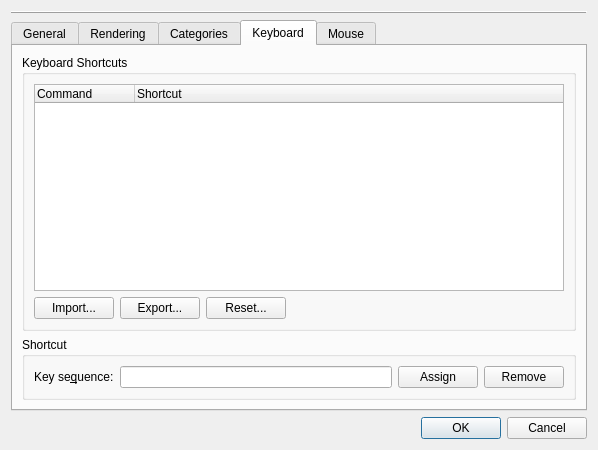
Above: qt/lc_qpreferencesdialog.ui from leozide/leocad before the change. Below: the same form after it.
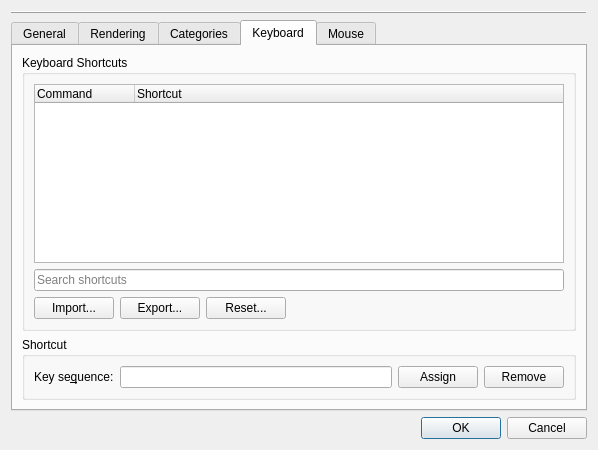
That is the form after the change. The open tabs and pages were chosen to show the change. Icons and pictures are not drawn.

Commit message: Added keyboard shortcut filter. Fixes #338.

Diff of the .ui file:
```diff
--- a/qt/lc_qpreferencesdialog.ui
+++ b/qt/lc_qpreferencesdialog.ui
@@ -683,7 +683,7 @@
               <item>
                <widget class="QTreeWidget" name="commandList">
                 <property name="rootIsDecorated">
-                 <bool>false</bool>
+                 <bool>true</bool>
                 </property>
                 <property name="uniformRowHeights">
                  <bool>true</bool>
@@ -700,6 +700,13 @@
                 </column>
                </widget>
               </item>
+              <item>
+               <widget class="QLineEdit" name="KeyboardFilterEdit">
+                <property name="placeholderText">
+                 <string>Search shortcuts</string>
+                </property>
+               </widget>
+              </item>
               <item>
                <layout class="QHBoxLayout" name="horizontalLayout_9">
                 <item>
```
Left out of the diff: 2 changed lines with no effect on the pictures. The commit also changes 2 other files.
